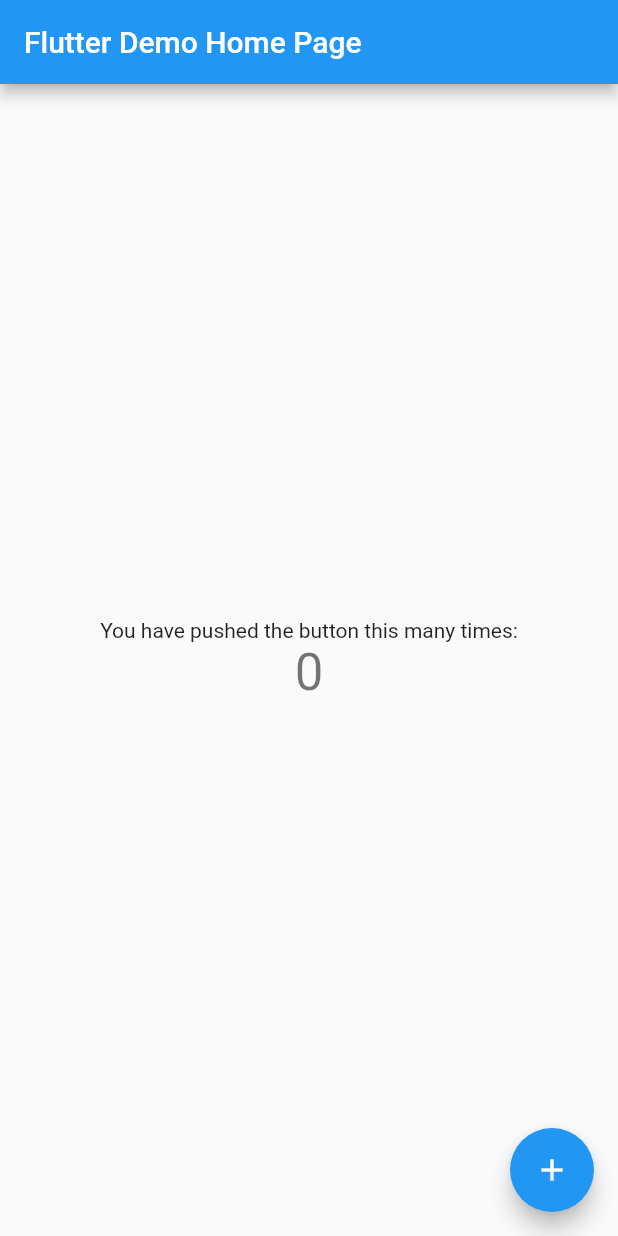
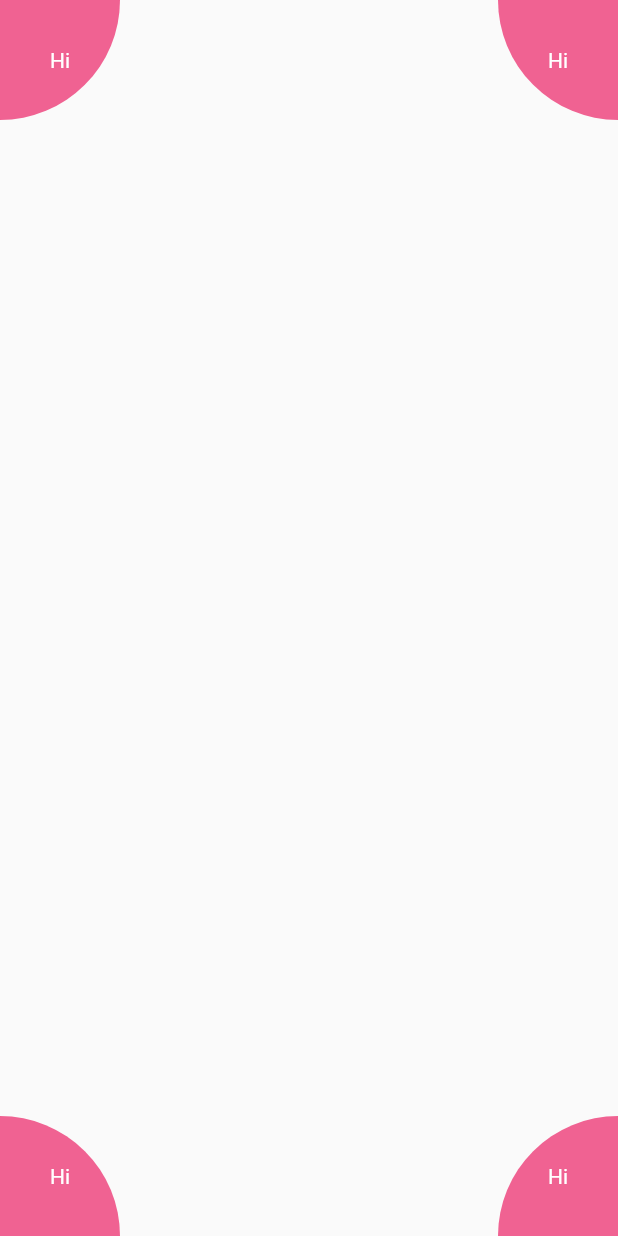
Before and after one commit to Sridharvn/loveactuallyme-flutter, a Flutter app: the screen it shows after launch, on a phone screen of 412 x 824 dp. Run offline on Flutter 3.47's test engine with Material 2 defaults, Android fonts, the phone set to English and light mode, and no system bars; Roboto replaces fonts that are missing (Poppins).

Commit message:
Added corner Buttons

```diff
--- /dev/null
+++ b/lib/components/CornerButtons.dart
@@ -0,0 +1,63 @@
+// ignore_for_file: prefer_const_constructors
+
+import 'package:flutter/material.dart';
+
+enum PizzaPosition { topLeft, topRight, bottomLeft, bottomRight }
+
+class PizzaButton extends StatelessWidget {
+  final PizzaPosition pizzaPosition;
+  final _buttonSize = 80.0;
+  var insideText = "";
+  Function onTap;
+
+  PizzaButton(
+      {Key? key,
+      required this.pizzaPosition,
+      required this.insideText,
+      required this.onTap})
+      : super(key: key);
+
+  BorderRadiusGeometry? _generateBorderRadius() {
+    switch (pizzaPosition) {
+      case PizzaPosition.bottomRight:
+        return BorderRadius.only(
+          topLeft: Radius.circular(_buttonSize),
+        );
+      case PizzaPosition.bottomLeft:
+        return BorderRadius.only(
+          topRight: Radius.circular(_buttonSize),
+        );
+      case PizzaPosition.topRight:
+        return BorderRadius.only(
+          bottomLeft: Radius.circular(_buttonSize),
+        );
+      case PizzaPosition.topLeft:
+        return BorderRadius.only(
+          bottomRight: Radius.circular(_buttonSize),
+        );
+    }
+  }
+
+  @override
+  Widget build(BuildContext context) {
+    return GestureDetector(
+      onTap: onTap(),
+      child: Container(
+        width: _buttonSize,
+        height: _buttonSize,
+        // margin: EdgeInsets.all(1.0),
+        alignment: Alignment.center,
+        decoration: BoxDecoration(
+          color: Colors.pink[300],
+          borderRadius: _generateBorderRadius(),
+        ),
+        child: Text(
+          insideText,
+          style: TextStyle(
+            color: Colors.white,
+          ),
+        ),
+      ),
+    );
+  }
+}
--- a/lib/main.dart
+++ b/lib/main.dart
@@ -1,4 +1,7 @@
+// ignore_for_file: prefer_const_constructors
+
 import 'package:flutter/material.dart';
+import 'package:loveactuallyme/screens/Home.dart';
 
 void main() {
   runApp(const MyApp());
@@ -6,110 +9,18 @@ void main() {
 
 class MyApp extends StatelessWidget {
   const MyApp({super.key});
-
-  // This widget is the root of your application.
   @override
   Widget build(BuildContext context) {
     return MaterialApp(
+      debugShowCheckedModeBanner: false,
       title: 'Flutter Demo',
       theme: ThemeData(
-        // This is the theme of your application.
-        //
-        // Try running your application with "flutter run". You'll see the
-        // application has a blue toolbar. Then, without quitting the app, try
-        // changing the primarySwatch below to Colors.green and then invoke
-        // "hot reload" (press "r" in the console where you ran "flutter run",
-        // or simply save your changes to "hot reload" in a Flutter IDE).
-        // Notice that the counter didn't reset back to zero; the application
-        // is not restarted.
-        primarySwatch: Colors.blue,
+        primarySwatch: Colors.orange,
+        fontFamily: 'Poppins',
       ),
-      home: const MyHomePage(title: 'Flutter Demo Home Page'),
+      home: SafeArea(
+        child: const Home(),
+      ),
     );
   }
 }
-
-class MyHomePage extends StatefulWidget {
-  const MyHomePage({super.key, required this.title});
-
-  // This widget is the home page of your application. It is stateful, meaning
-  // that it has a State object (defined below) that contains fields that affect
-  // how it looks.
-
-  // This class is the configuration for the state. It holds the values (in this
-  // case the title) provided by the parent (in this case the App widget) and
-  // used by the build method of the State. Fields in a Widget subclass are
-  // always marked "final".
-
-  final String title;
-
-  @override
-  State<MyHomePage> createState() => _MyHomePageState();
-}
-
-class _MyHomePageState extends State<MyHomePage> {
-  int _counter = 0;
-
-  void _incrementCounter() {
-    setState(() {
-      // This call to setState tells the Flutter framework that something has
-      // changed in this State, which causes it to rerun the build method below
-      // so that the display can reflect the updated values. If we changed
-      // _counter without calling setState(), then the build method would not be
-      // called again, and so nothing would appear to happen.
-      _counter++;
-    });
-  }
-
-  @override
-  Widget build(BuildContext context) {
-    // This method is rerun every time setState is called, for instance as done
-    // by the _incrementCounter method above.
-    //
-    // The Flutter framework has been optimized to make rerunning build methods
-    // fast, so that you can just rebuild anything that needs updating rather
-    // than having to individually change instances of widgets.
-    return Scaffold(
-      appBar: AppBar(
-        // Here we take the value from the MyHomePage object that was created by
-        // the App.build method, and use it to set our appbar title.
-        title: Text(widget.title),
-      ),
-      body: Center(
-        // Center is a layout widget. It takes a single child and positions it
-        // in the middle of the parent.
-        child: Column(
-          // Column is also a layout widget. It takes a list of children and
-          // arranges them vertically. By default, it sizes itself to fit its
-          // children horizontally, and tries to be as tall as its parent.
-          //
-          // Invoke "debug painting" (press "p" in the console, choose the
-          // "Toggle Debug Paint" action from the Flutter Inspector in Android
-          // Studio, or the "Toggle Debug Paint" command in Visual Studio Code)
-          // to see the wireframe for each widget.
-          //
-          // Column has various properties to control how it sizes itself and
-          // how it positions its children. Here we use mainAxisAlignment to
-          // center the children vertically; the main axis here is the vertical
-          // axis because Columns are vertical (the cross axis would be
-          // horizontal).
-          mainAxisAlignment: MainAxisAlignment.center,
-          children: <Widget>[
-            const Text(
-              'You have pushed the button this many times:',
-            ),
-            Text(
-              '$_counter',
-              style: Theme.of(context).textTheme.headline4,
-            ),
-          ],
-        ),
-      ),
-      floatingActionButton: FloatingActionButton(
-        onPressed: _incrementCounter,
-        tooltip: 'Increment',
-        child: const Icon(Icons.add),
-      ), // This trailing comma makes auto-formatting nicer for build methods.
-    );
-  }
-}
--- /dev/null
+++ b/lib/screens/Home.dart
@@ -0,0 +1,47 @@
+// ignore_for_file: prefer_const_constructors
+
+import 'package:flutter/material.dart';
+import 'package:flutter/src/widgets/container.dart';
+import 'package:flutter/src/widgets/framework.dart';
+import 'package:loveactuallyme/components/CornerButtons.dart';
+
+class Home extends StatelessWidget {
+  const Home({super.key});
+
+  @override
+  Widget build(BuildContext context) {
+    return Scaffold(
+      body: Column(
+        mainAxisAlignment: MainAxisAlignment.spaceBetween,
+        children: [
+          Row(
+            mainAxisAlignment: MainAxisAlignment.spaceBetween,
+            children: [
+              PizzaButton(
+                  pizzaPosition: PizzaPosition.topLeft,
+                  insideText: "Hi",
+                  onTap: () {}),
+              PizzaButton(
+                  pizzaPosition: PizzaPosition.topRight,
+                  insideText: "Hi",
+                  onTap: () {}),
+            ],
+          ),
+          Row(
+            mainAxisAlignment: MainAxisAlignment.spaceBetween,
+            children: [
+              PizzaButton(
+                  pizzaPosition: PizzaPosition.bottomLeft,
+                  insideText: "Hi",
+                  onTap: () {}),
+              PizzaButton(
+                  pizzaPosition: PizzaPosition.bottomRight,
+                  insideText: "Hi",
+                  onTap: () {}),
+            ],
+          )
+        ],
+      ),
+    );
+  }
+}
```
